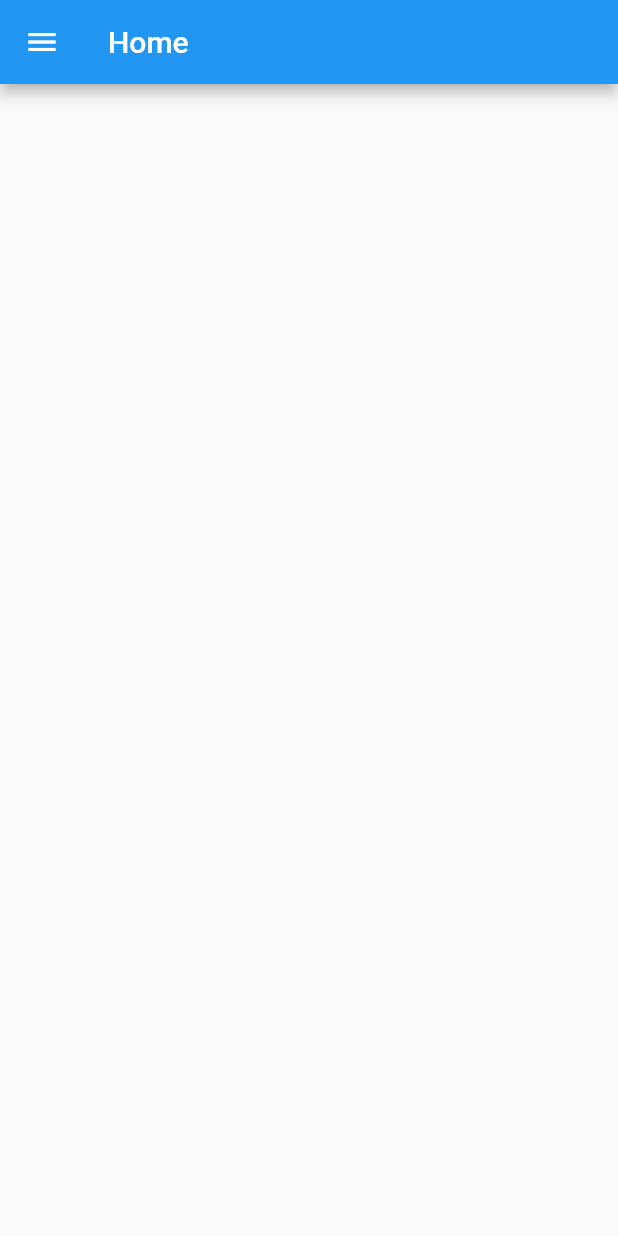
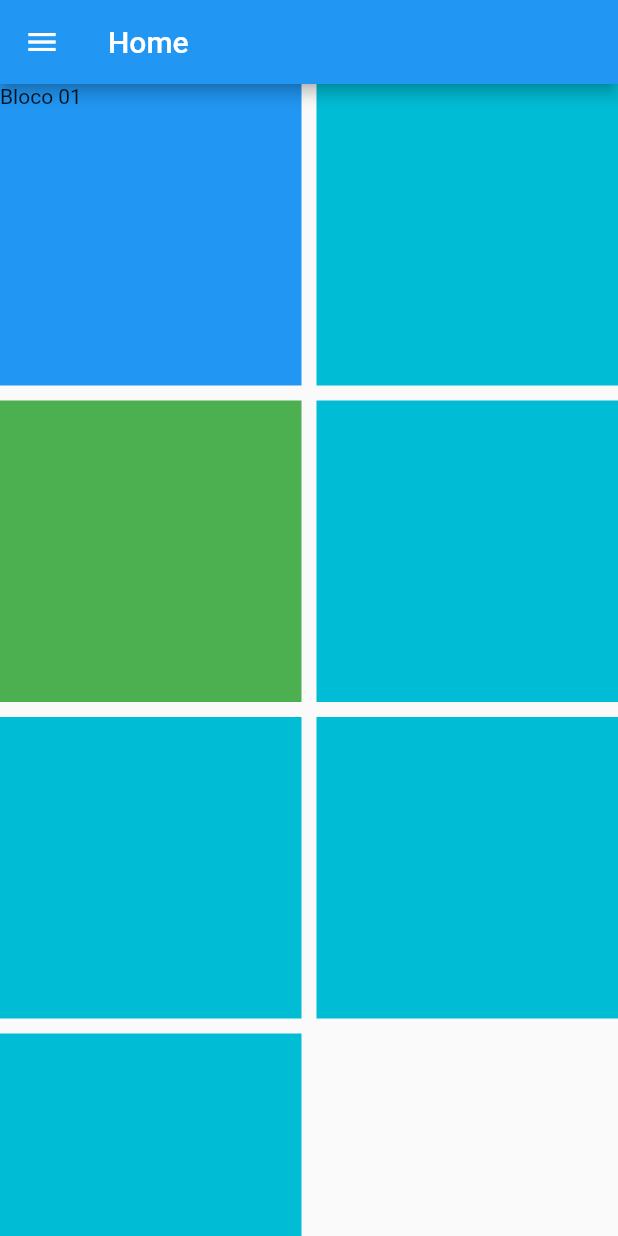
Before and after one commit to Elton-DS/Flutter_, a Flutter app: the screen it shows after launch, on a phone screen of 412 x 824 dp. Run offline on Flutter 3.47's test engine with Material 2 defaults, Android fonts, the phone set to English and light mode, and no system bars; our stand-ins replace get.

Commit message:
Adiçao do GridView.count

```diff
--- a/lib/app/pages/home_page.dart
+++ b/lib/app/pages/home_page.dart
@@ -23,6 +23,50 @@ class Home extends StatelessWidget {
           ],
         ),
       ),
+      body: GridView.count(
+        mainAxisSpacing: 10,
+        crossAxisSpacing: 10,
+        crossAxisCount: 2,
+        children: [
+
+          Container(
+            width: 50,
+            height: 50,
+            color: Colors.blue,
+            child: Text('Bloco 01'),
+          ),
+           Container(
+            width: 50,
+            height: 50,
+            color: Colors.cyan,
+          ),
+          Container(
+            width: 50,
+            height: 50,
+            color: Colors.green,
+          ),
+          Container(
+            width: 50,
+            height: 50,
+            color: Colors.cyan,
+          ),
+          Container(
+            width: 50,
+            height: 50,
+            color: Colors.cyan,
+          ),
+          Container(
+            width: 50,
+            height: 50,
+            color: Colors.cyan,
+          ),
+          Container(
+            width: 50,
+            height: 50,
+            color: Colors.cyan,
+          ),
+        ],
+        ),
     );
   }
 }
```
